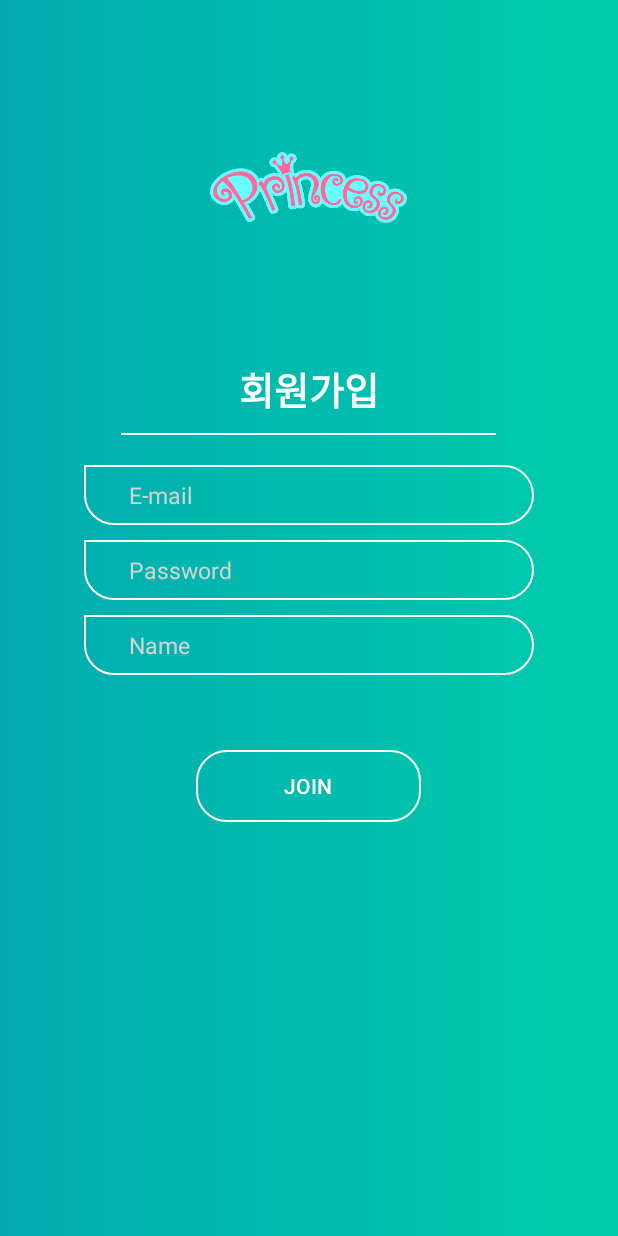
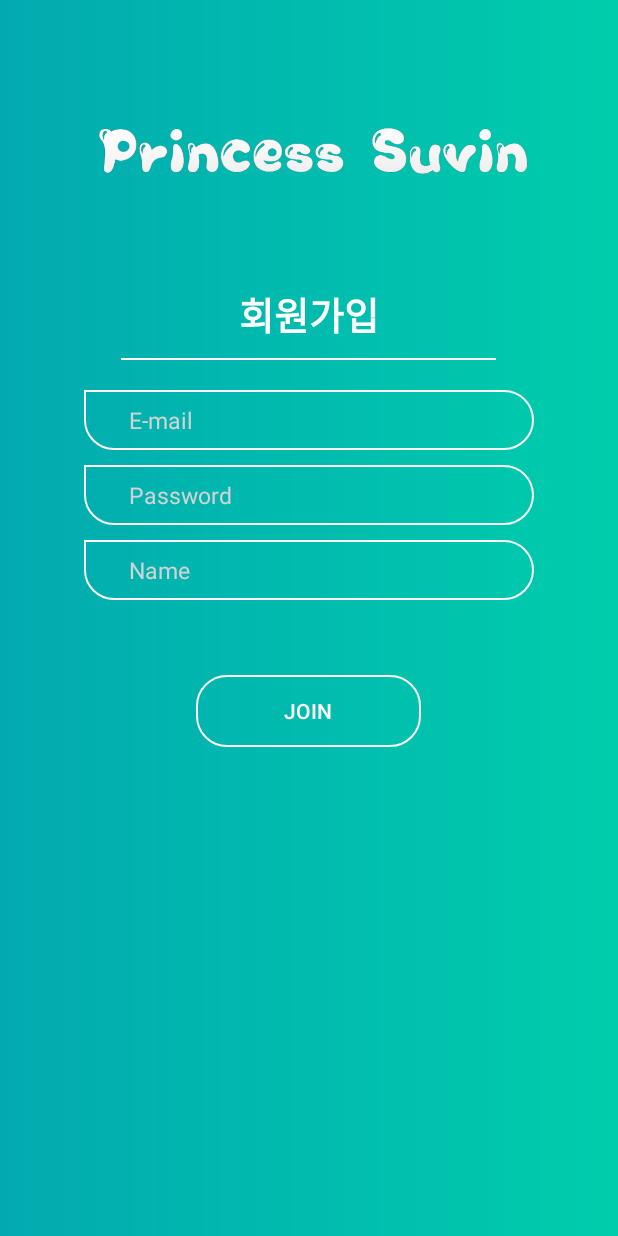
Before and after one commit to princesssubinwith5man/RomanticChuncheon, an Android app: the SignupActivity screen opened directly, with no data from a screen before it, on a phone screen of 412 x 824 dp. Run offline under Robolectric (Android 15) with nearby library versions, the phone set to English and light mode, and no system bars; our stand-ins replace Firebase (no records; nobody signed in at launch, a user with empty details on screens opened directly).

Commit message:
로고 변경

```diff
--- a/Practice2/app/src/main/res/layout/activity_home.xml
+++ b/Practice2/app/src/main/res/layout/activity_home.xml
@@ -16,11 +16,11 @@
         android:layout_centerInParent="true">
         <ImageView
             android:id="@+id/imgView_logo"
-            android:layout_width="150dp"
+            android:layout_width="300dp"
             android:layout_height="150dp"
             android:adjustViewBounds="true"
             android:scaleType="fitCenter"
-            android:src="@drawable/logo"/>
+            android:src="@drawable/logo1"/>
         <RelativeLayout
             android:id="@+id/rellay1"
             android:visibility="gone"
--- a/Practice2/app/src/main/res/layout/activity_signup.xml
+++ b/Practice2/app/src/main/res/layout/activity_signup.xml
@@ -10,12 +10,12 @@
 
     <ImageView
         android:id="@+id/imageView2"
-        android:layout_width="150dp"
-        android:layout_height="150dp"
+        android:layout_width="300dp"
+        android:layout_height="100dp"
         android:layout_gravity="center"
         android:layout_marginBottom="40dp"
         android:layout_marginTop="50dp"
-        app:srcCompat="@drawable/logo" />
+        app:srcCompat="@drawable/logo1" />
 
     <TextView
         android:id="@+id/textView_signUpTitle"
```
Also changed, not shown: Practice2/app/src/main/res/drawable/logo1.png (added).
